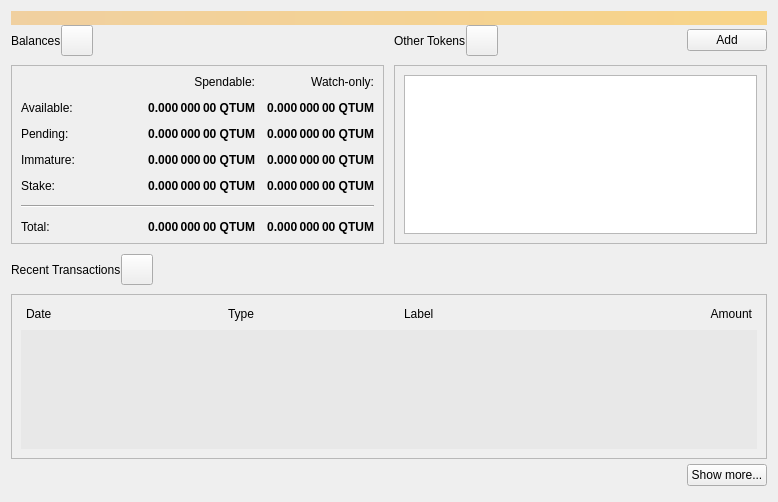
The window that src/qt/forms/overviewpage.ui (Hydra-Chain/node) describes before a commit, drawn with Qt 5.
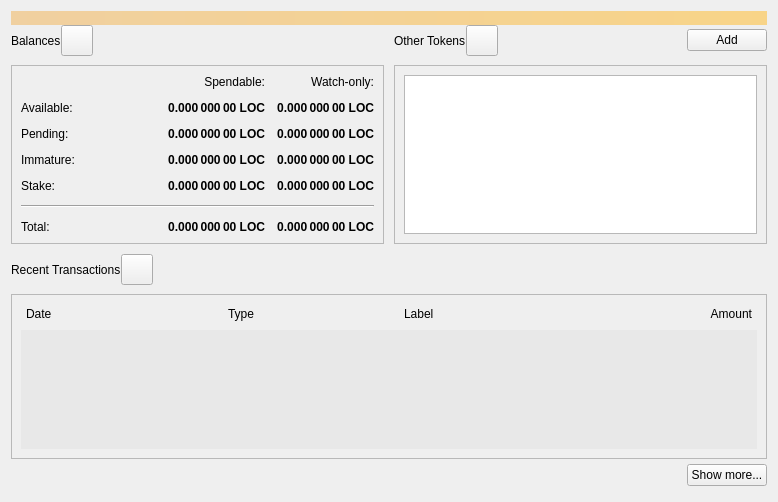
The same window after the commit. Icons and pictures are not drawn.

Commit message: replaced qtum with locktrip strings on certain places

```diff
--- a/src/qt/forms/overviewpage.ui
+++ b/src/qt/forms/overviewpage.ui
@@ -145,7 +145,7 @@
              <string>Unconfirmed transactions to watch-only addresses</string>
             </property>
             <property name="text">
-             <string notr="true">0.000 000 00 QTUM</string>
+             <string notr="true">0.000 000 00 LOC</string>
             </property>
             <property name="alignment">
              <set>Qt::AlignRight|Qt::AlignTrailing|Qt::AlignVCenter</set>
@@ -170,7 +170,7 @@
              <string>Total of transactions that have yet to be confirmed, and do not yet count toward the spendable balance</string>
             </property>
             <property name="text">
-             <string notr="true">0.000 000 00 QTUM</string>
+             <string notr="true">0.000 000 00 LOC</string>
             </property>
             <property name="alignment">
              <set>Qt::AlignRight|Qt::AlignTrailing|Qt::AlignVCenter</set>
@@ -195,7 +195,7 @@
              <string>Mined balance that has not yet matured</string>
             </property>
             <property name="text">
-             <string notr="true">0.000 000 00 QTUM</string>
+             <string notr="true">0.000 000 00 LOC</string>
             </property>
             <property name="alignment">
              <set>Qt::AlignRight|Qt::AlignTrailing|Qt::AlignVCenter</set>
@@ -244,7 +244,7 @@
              <string>Your current spendable balance</string>
             </property>
             <property name="text">
-             <string notr="true">0.000 000 00 QTUM</string>
+             <string notr="true">0.000 000 00 LOC</string>
             </property>
             <property name="alignment">
              <set>Qt::AlignRight|Qt::AlignTrailing|Qt::AlignVCenter</set>
@@ -269,7 +269,7 @@
              <string>Your current balance in watch-only addresses</string>
             </property>
             <property name="text">
-             <string notr="true">0.000 000 00 QTUM</string>
+             <string notr="true">0.000 000 00 LOC</string>
             </property>
             <property name="alignment">
              <set>Qt::AlignRight|Qt::AlignTrailing|Qt::AlignVCenter</set>
@@ -312,7 +312,7 @@
              </font>
             </property>
             <property name="text">
-             <string>0.000 000 00 QTUM</string>
+             <string>0.000 000 00 LOC</string>
             </property>
             <property name="alignment">
              <set>Qt::AlignRight|Qt::AlignTrailing|Qt::AlignVCenter</set>
@@ -331,7 +331,7 @@
              </font>
             </property>
             <property name="text">
-             <string>0.000 000 00 QTUM</string>
+             <string>0.000 000 00 LOC</string>
             </property>
             <property name="alignment">
              <set>Qt::AlignRight|Qt::AlignTrailing|Qt::AlignVCenter</set>
@@ -356,7 +356,7 @@
              <string>Mined balance in watch-only addresses that has not yet matured</string>
             </property>
             <property name="text">
-             <string notr="true">0.000 000 00 QTUM</string>
+             <string notr="true">0.000 000 00 LOC</string>
             </property>
             <property name="alignment">
              <set>Qt::AlignRight|Qt::AlignTrailing|Qt::AlignVCenter</set>
@@ -381,7 +381,7 @@
              <string>Current total balance in watch-only addresses</string>
             </property>
             <property name="text">
-             <string notr="true">0.000 000 00 QTUM</string>
+             <string notr="true">0.000 000 00 LOC</string>
             </property>
             <property name="alignment">
              <set>Qt::AlignRight|Qt::AlignTrailing|Qt::AlignVCenter</set>
@@ -419,7 +419,7 @@
              <string>Your current total balance</string>
             </property>
             <property name="text">
-             <string notr="true">0.000 000 00 QTUM</string>
+             <string notr="true">0.000 000 00 LOC</string>
             </property>
             <property name="alignment">
              <set>Qt::AlignRight|Qt::AlignTrailing|Qt::AlignVCenter</set>
```
Left out of the diff: 6 changed lines with no effect on the pictures. The commit also changes 8 other files.
